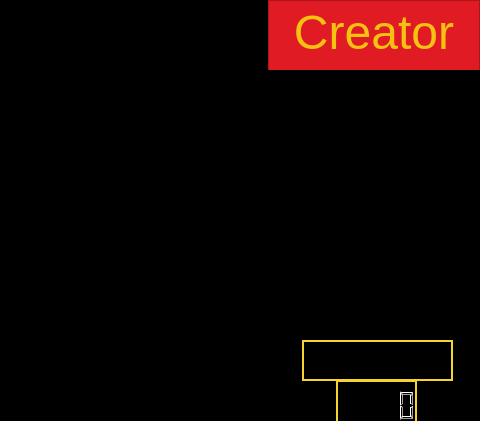
mateozorzi/practice-sdd, file editor/EditorMapas/creador.ui: the form before one commit; both pictures show x 600 to 1080 and y 0 to 421 of the 1080 by 925 pixel window.
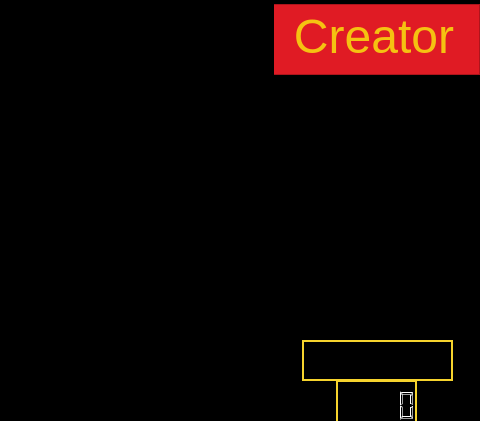
The form after the commit. Icons and pictures are not drawn.

Patch:
```diff
--- a/editor/EditorMapas/creador.ui
+++ b/editor/EditorMapas/creador.ui
@@ -41,7 +41,7 @@
     <property name="geometry">
      <rect>
       <x>868</x>
-      <y>0</y>
+      <y>4</y>
       <width>212</width>
       <height>71</height>
      </rect>
@@ -75,7 +75,7 @@
     <property name="geometry">
      <rect>
       <x>868</x>
-      <y>70</y>
+      <y>80</y>
       <width>221</width>
       <height>71</height>
      </rect>
@@ -219,7 +219,7 @@
     <property name="geometry">
      <rect>
       <x>868</x>
-      <y>140</y>
+      <y>150</y>
       <width>221</width>
       <height>151</height>
      </rect>
@@ -231,17 +231,23 @@
      <string/>
     </property>
    </widget>
-   <widget class="QLabel" name="labelmap">
+   <widget class="QGraphicsView" name="labelmap">
     <property name="geometry">
      <rect>
-      <x>0</x>
-      <y>0</y>
-      <width>868</width>
-      <height>874</height>
+      <x>4</x>
+      <y>4</y>
+      <width>870</width>
+      <height>876</height>
      </rect>
     </property>
-    <property name="text">
-     <string/>
+    <property name="styleSheet">
+     <string notr="true">border-color: rgb(129, 61, 156);</string>
+    </property>
+    <property name="verticalScrollBarPolicy">
+     <enum>Qt::ScrollBarPolicy::ScrollBarAlwaysOff</enum>
+    </property>
+    <property name="horizontalScrollBarPolicy">
+     <enum>Qt::ScrollBarPolicy::ScrollBarAlwaysOff</enum>
     </property>
    </widget>
   </widget>
```
